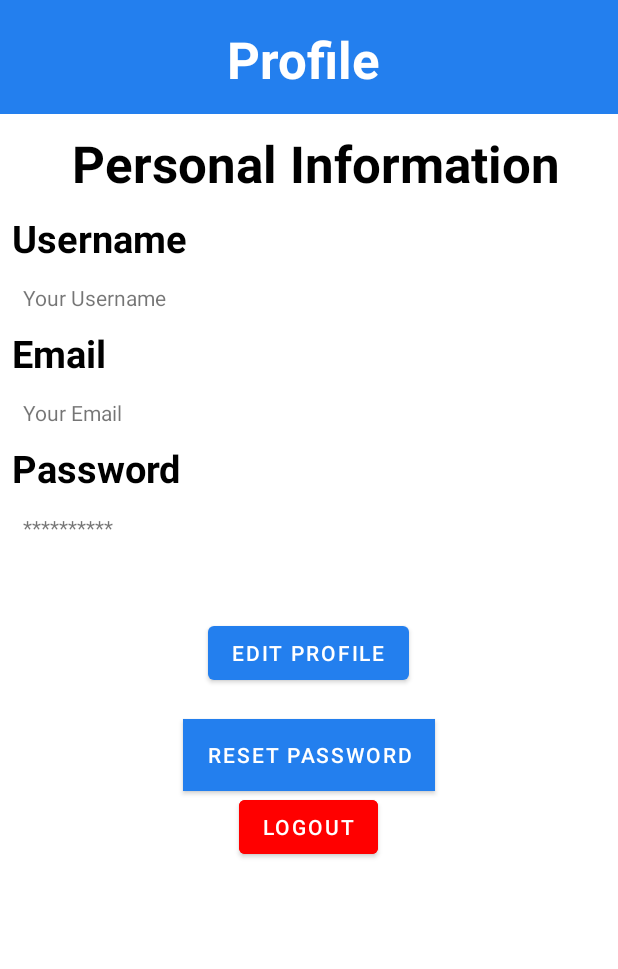
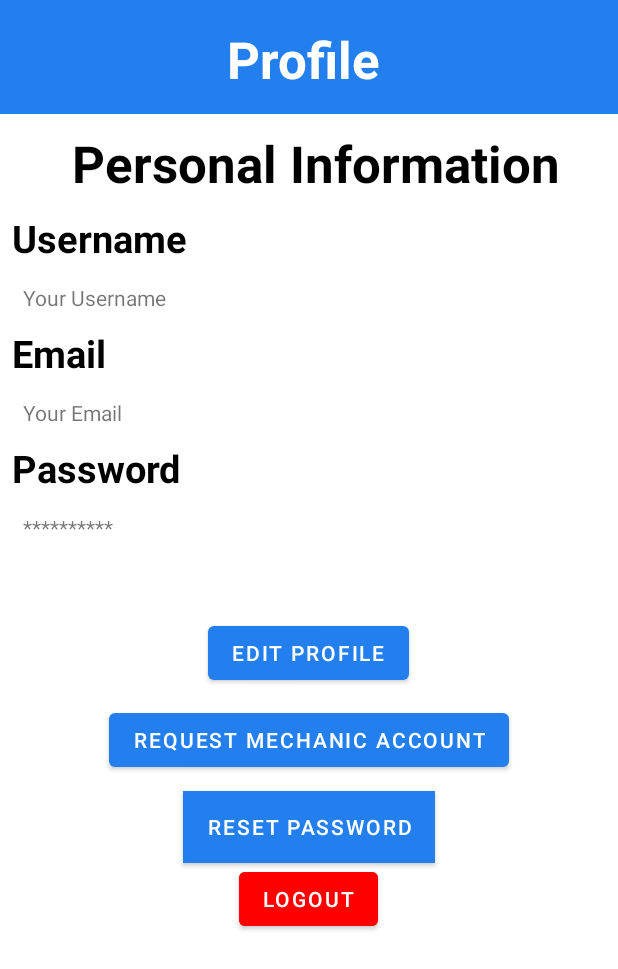
Before and after one commit to yesenia-ms/MyMechanic-App, an Android app: the ProfileActivity screen opened directly, with no data from a screen before it, on a phone screen of 412 x 824 dp. Shown: the top 969 px of the screen. Run offline under Robolectric (Android 15) with nearby library versions, the light colour scheme and no system bars; our stand-ins replace Firebase (no records; nobody signed in at launch, a user with empty details on screens opened directly); Roboto replaces fonts that are not available here; 2 statements that could not run were skipped.

Commit message:
Added mechanic role to signUp. Added mechanic role request button to profile page.

```diff
--- a/app/src/main/java/cs3773/group11/mymechanic/SignUpActivity.java
+++ b/app/src/main/java/cs3773/group11/mymechanic/SignUpActivity.java
@@ -155,6 +155,7 @@ public class SignUpActivity extends AppCompatActivity {
                                     user1.put("next_ol_change", "");
                                     user1.put("next_tp_check", "");
                                     user1.put("next_cl_check", "");
+                                    user1.put("role", "user");
 
 
                                     // inserting into database
--- a/app/src/main/res/layout/activity_profile.xml
+++ b/app/src/main/res/layout/activity_profile.xml
@@ -134,11 +134,19 @@
             android:text="Edit Profile" />
 
         <Button
+            android:id="@+id/mechanic_role_button"
+            android:layout_width="wrap_content"
+            android:layout_height="wrap_content"
+            android:layout_gravity="center"
+            android:layout_marginTop="10dp"
+            android:text="Request Mechanic Account" />
+
+        <Button
             android:id="@+id/reset_password"
             android:layout_width="wrap_content"
             android:layout_height="wrap_content"
             android:layout_gravity="center"
-            android:layout_marginTop="20dp"
+            android:layout_marginTop="10dp"
             android:background="#FF871D"
             android:text="Reset Password" />
 
```
Also changed, not shown: app/src/main/java/cs3773/group11/mymechanic/ProfileActivity.java (+34 -1 lines).
